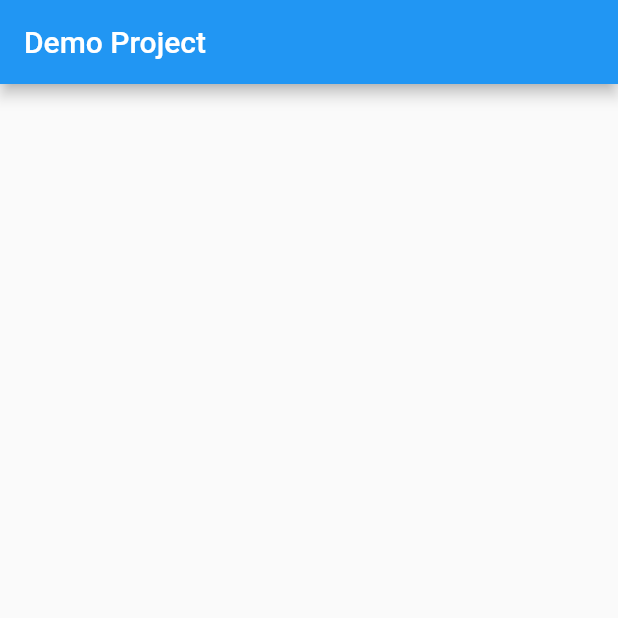
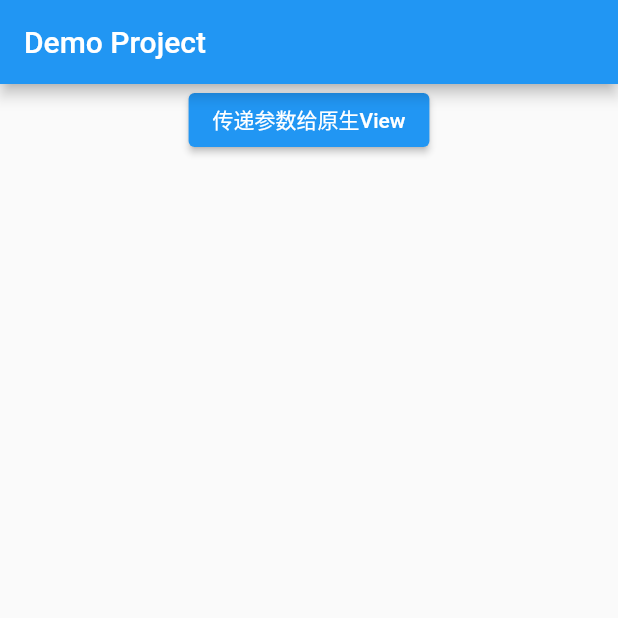
Before and after one commit to hh404/FlutterApp, a Flutter app: the screen it shows after launch, on a phone screen of 412 x 824 dp, the top half of it. Run offline on Flutter 3.47's test engine with Material 2 defaults, Android fonts, the phone set to English and light mode, and no system bars.

Commit message:
[TICKET-1]: flutter send message to ios view

```diff
--- a/lib/main.dart
+++ b/lib/main.dart
@@ -20,7 +20,28 @@ void main() {
 //   }
 // }
 
+// class MyApp extends StatelessWidget {
+//   @override
+//   Widget build(BuildContext context) {
+//     return MaterialApp(
+//       home: new Scaffold(
+//         appBar: new AppBar(
+//           title: new Text("Demo Project"),
+//         ),
+//         body: UiKitView(
+//           viewType: 'plugins.flutter.io/custom_platform_view',
+//           creationParams: {'text': 'Flutter传给IOSTextView的参数'},
+//           creationParamsCodec: StandardMessageCodec(),
+//         ),
+//       ),
+//     );
+//   }
+// }
+
 class MyApp extends StatelessWidget {
+   static const platform =
+      const MethodChannel('com.flutter.guide.MyFlutterView');
+
   @override
   Widget build(BuildContext context) {
     return MaterialApp(
@@ -28,11 +49,19 @@ class MyApp extends StatelessWidget {
         appBar: new AppBar(
           title: new Text("Demo Project"),
         ),
-        body: UiKitView(
+        body: Column(children: [
+        ElevatedButton(
+          child: Text('传递参数给原生View'),
+          onPressed: () {
+            platform.invokeMethod('setText', {'name': 'laomeng', 'age': 18});
+          },
+        ),
+        Expanded(child: UiKitView(
           viewType: 'plugins.flutter.io/custom_platform_view',
           creationParams: {'text': 'Flutter传给IOSTextView的参数'},
           creationParamsCodec: StandardMessageCodec(),
-        ),
+        )),
+      ]),
       ),
     );
   }
```
Also changed, not shown: lib/mixing/PlatformViewDemo.dart (added, +45 -0 lines), 1 other file.
